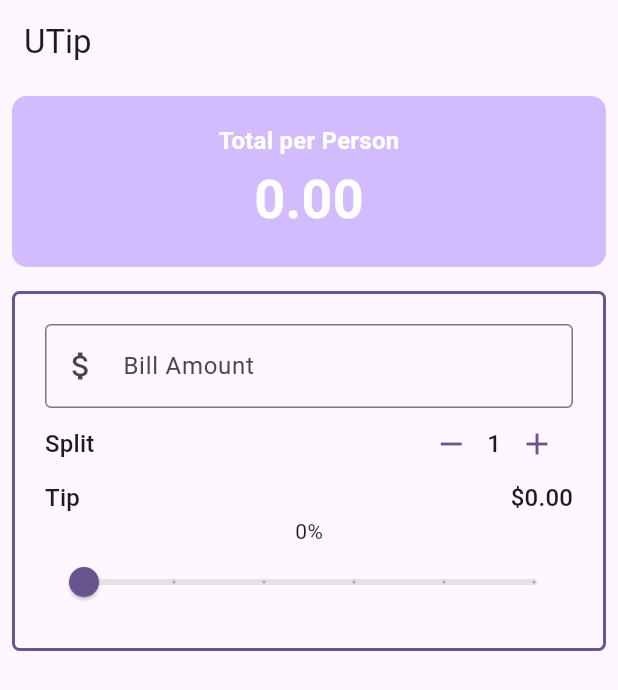
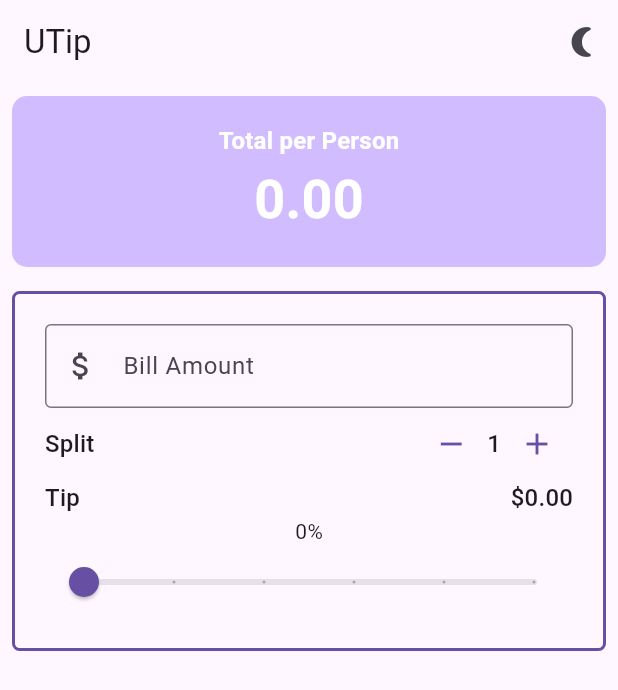
Before and after one commit to pdichone/flutter-course-utip, a Flutter app: the screen it shows after launch, on a phone screen of 412 x 824 dp. Shown: the top 690 px of the screen. Run offline on Flutter 3.47's test engine with Material 3 defaults, Android fonts, the phone set to English and light mode, and no system bars.

Commit message:
Implement dark and light modes complete

```diff
--- a/lib/main.dart
+++ b/lib/main.dart
@@ -6,6 +6,7 @@ import 'package:utip/widgets/bill_amount_field.dart';
 import 'package:utip/widgets/person_counter.dart';
 import 'package:utip/widgets/tip_row.dart';
 import 'package:utip/widgets/tip_slider.dart';
+import 'package:utip/widgets/toggle_theme_button.dart';
 import 'package:utip/widgets/total_per_person.dart';
 
 void main() {
@@ -23,12 +24,14 @@ class MyApp extends StatelessWidget {
   // This widget is the root of your application.
   @override
   Widget build(BuildContext context) {
+    final themeProvider = Provider.of<ThemeProvider>(context);
     return MaterialApp(
       title: 'UTip App',
-      theme: ThemeData(
-        colorScheme: ColorScheme.fromSeed(seedColor: Colors.deepPurple),
-        useMaterial3: true,
-      ),
+      theme: themeProvider.currentTheme,
+      // theme: ThemeData(
+      //   colorScheme: ColorScheme.fromSeed(seedColor: Colors.deepPurple),
+      //   useMaterial3: true,
+      // ),
       home: const UTip(),
     );
   }
@@ -46,14 +49,15 @@ class _UTipState extends State<UTip> {
   Widget build(BuildContext context) {
     var theme = Theme.of(context);
     final model = Provider.of<TipCalculatorModel>(context);
-    final themeProvider = Provider.of<ThemeProvider>(context);
 
     // Add style
     final style = theme.textTheme.titleMedium!.copyWith(
         color: theme.colorScheme.onPrimary, fontWeight: FontWeight.bold);
+
     return Scaffold(
       appBar: AppBar(
         title: const Text('UTip'),
+        actions: [ToggleThemeButton()],
       ),
       body: Column(
         crossAxisAlignment: CrossAxisAlignment.stretch,
--- /dev/null
+++ b/lib/widgets/toggle_theme_button.dart
@@ -0,0 +1,19 @@
+import 'package:flutter/material.dart';
+import 'package:provider/provider.dart';
+import 'package:utip/providers/ThemeProvider.dart';
+
+class ToggleThemeButton extends StatelessWidget {
+  const ToggleThemeButton({
+    super.key,
+  });
+
+  @override
+  Widget build(BuildContext context) {
+    final themeProvider = Provider.of<ThemeProvider>(context);
+    return IconButton(
+        onPressed: () => themeProvider.toggleTheme(),
+        icon: themeProvider.isDarkMode
+            ? const Icon(Icons.wb_sunny)
+            : const Icon(Icons.nightlight_round));
+  }
+}
```
